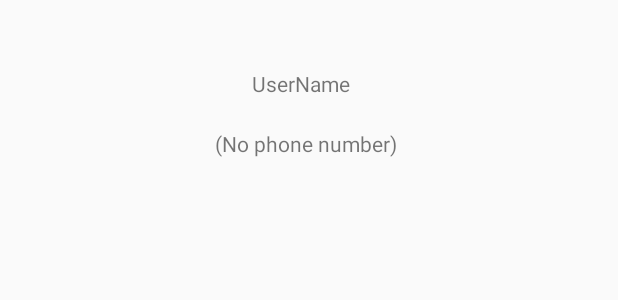
After one commit to ksathyasairam/HoplineAdmin, an Android app: the layout call_dialog.xml on its own in the app's theme, with its tools: preview values and no code run, on a phone screen of 412 x 824 dp. The commit adds this screen. Shown: the top 300 px of the screen. Run offline under Robolectric (Android 15) with nearby library versions, the phone set to English and light mode, and no system bars.

Commit message:
UI updates

```diff
--- /dev/null
+++ b/app/src/main/res/layout/call_dialog.xml
@@ -0,0 +1,30 @@
+<?xml version="1.0" encoding="utf-8"?>
+<RelativeLayout xmlns:android="http://schemas.android.com/apk/res/android"
+    android:layout_width="match_parent" android:layout_height="match_parent">
+
+    <TextView
+        android:text="@android:string/emptyPhoneNumber"
+        android:layout_width="wrap_content"
+        android:layout_height="wrap_content"
+        android:layout_alignParentTop="true"
+        android:layout_alignParentRight="true"
+        android:layout_alignParentEnd="true"
+        android:layout_marginRight="147dp"
+        android:layout_marginEnd="147dp"
+        android:layout_marginTop="86dp"
+        android:id="@+id/phone_numer" />
+
+    <TextView
+        android:text="UserName"
+        android:layout_width="wrap_content"
+        android:layout_height="wrap_content"
+        android:layout_marginBottom="40dp"
+        android:id="@+id/user_name"
+        android:layout_alignBottom="@+id/phone_numer"
+        android:layout_alignRight="@+id/phone_numer"
+        android:layout_alignEnd="@+id/phone_numer"
+        android:layout_marginRight="31dp"
+        android:layout_marginEnd="31dp" />
+
+
+</RelativeLayout>
```
Also changed, not shown: app/src/main/java/com/example/ssairam/hopline/adapters/IncomingOrdersAdapter.java (+19 -8 lines), app/src/main/java/com/example/ssairam/hopline/fragments/IncomingOrderFragment.java (+128 -8 lines).
